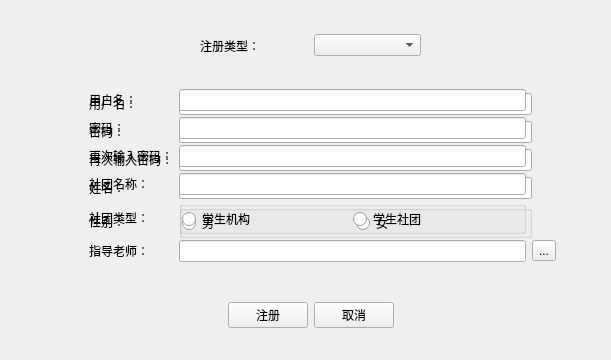
Before: the Qt Designer form registform.ui in LUYONGDING/SMS, drawn with Qt 5.
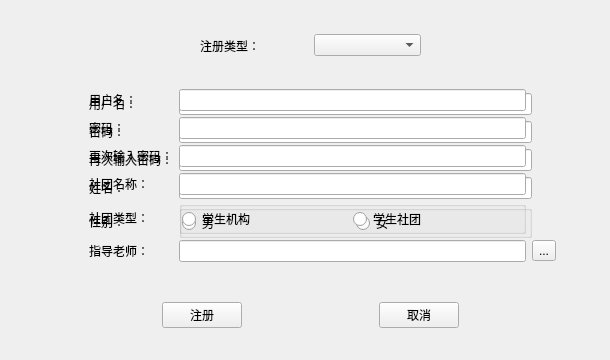
After: the same form once the commit is applied.

Patch:
```diff
--- a/registform.ui
+++ b/registform.ui
@@ -6,10 +6,22 @@
    <rect>
     <x>0</x>
     <y>0</y>
-    <width>611</width>
+    <width>610</width>
     <height>360</height>
    </rect>
   </property>
+  <property name="minimumSize">
+   <size>
+    <width>610</width>
+    <height>360</height>
+   </size>
+  </property>
+  <property name="maximumSize">
+   <size>
+    <width>610</width>
+    <height>360</height>
+   </size>
+  </property>
   <property name="windowTitle">
    <string>Form</string>
   </property>
@@ -463,6 +475,19 @@
       </property>
      </widget>
     </item>
+    <item>
+     <spacer name="horizontalSpacer_11">
+      <property name="orientation">
+       <enum>Qt::Horizontal</enum>
+      </property>
+      <property name="sizeHint" stdset="0">
+       <size>
+        <width>40</width>
+        <height>20</height>
+       </size>
+      </property>
+     </spacer>
+    </item>
     <item>
      <widget class="QPushButton" name="pushButton_cancel">
       <property name="text">
```
Left out of the diff: 4 changed lines with no effect on the pictures.
